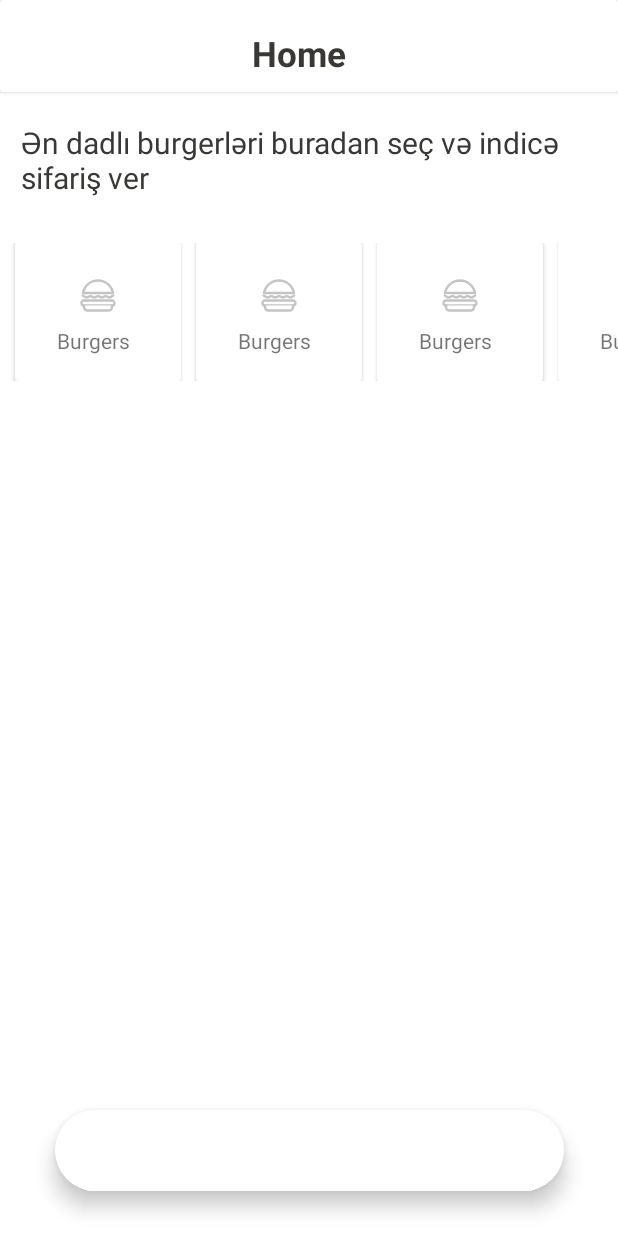
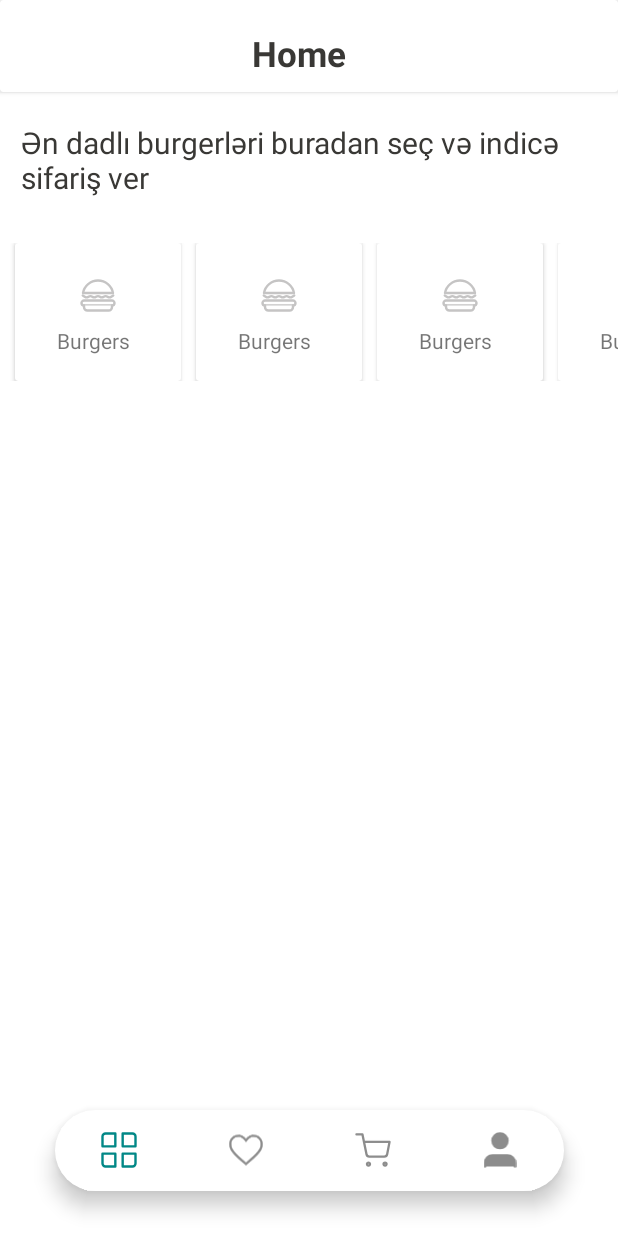
Before and after one commit to akbarlee/Burger-Delivery, an Android app: the screen it shows after launch (MainActivity), on a phone screen of 412 x 824 dp. Run offline under Robolectric (Android 15) with nearby library versions, the phone set to English and light mode, and no system bars; our stand-ins replace Firebase (no records; nobody signed in at launch, a user with empty details on screens opened directly).

Commit message:
# Fixed Bottom Bar Nav unseen icon problem

```diff
--- a/app/src/main/java/com/example/commercial/Adapter/ViewHolder.java
+++ b/app/src/main/java/com/example/commercial/Adapter/ViewHolder.java
@@ -31,7 +31,7 @@ public class ViewHolder extends RecyclerView.ViewHolder {
              }
          });
     }
-     public void setDetails(ViewHolder ctx , String title , String image) {
+     public void setDetails( String title , String image) {
          TextView mTitle = mview.findViewById(R.id.burger_name);
          ImageView mImage = mview.findViewById(R.id.burger_img);
 
--- a/app/src/main/java/com/example/commercial/Fragment/HomeFragment.java
+++ b/app/src/main/java/com/example/commercial/Fragment/HomeFragment.java
@@ -74,7 +74,7 @@ public class HomeFragment extends Fragment {
 
             @Override
             protected void onBindViewHolder(@NonNull ViewHolder holder, int position, @NonNull Product model) {
-                holder.setDetails(holder, model.getTitle() , model.getImage());
+                holder.setDetails(model.getTitle() , model.getImage());
             }
 
             @NonNull
--- a/app/src/main/java/com/example/commercial/MainActivity.java
+++ b/app/src/main/java/com/example/commercial/MainActivity.java
@@ -20,6 +20,8 @@ import android.view.ViewGroup;
 import androidx.cardview.widget.CardView;
 
 import androidx.fragment.app.Fragment;
+import androidx.fragment.app.FragmentManager;
+import androidx.fragment.app.FragmentTransaction;
 import androidx.recyclerview.widget.GridLayoutManager;
 import androidx.recyclerview.widget.LinearLayoutManager;
 import androidx.recyclerview.widget.RecyclerView;
@@ -43,11 +45,6 @@ import com.google.firebase.database.FirebaseDatabase;
 public class MainActivity extends AppCompatActivity  {
 
     LinearLayoutManager mLinearLayoutManager;
-    RecyclerView mRecyclerView;
-    FirebaseDatabase mFirebaseDatabase;
-    DatabaseReference mDatabaseReference;
-    FirebaseRecyclerOptions<Product> options;
-    FirebaseRecyclerAdapter<Product , ViewHolder> firebaseRecyclerAdapter;
     BottomNavigationView bottomNavigationView;
 
 
@@ -57,18 +54,10 @@ public class MainActivity extends AppCompatActivity  {
 
     @Override
     protected void onCreate(Bundle savedInstanceState) {
-        Log.d(TAG,"onCreate");
         super.onCreate(savedInstanceState);
         setContentView(R.layout.activity_main);
-
-  mLinearLayoutManager = new LinearLayoutManager(this);
-        mLinearLayoutManager.setReverseLayout(true);
-        mLinearLayoutManager.setStackFromEnd(true);
-/*
-              mFirebaseDatabase = FirebaseDatabase.getInstance();
-        mRecyclerView = findViewById(R.id.dataList);
-        mDatabaseReference = mFirebaseDatabase.getReference("Products");*/
-
+        bottomNavigationView = findViewById(R.id.bottomNavigationView);
+       fragmentEngineer(new HomeFragment());
 
  /*  b2back = findViewById(R.id.b2back);
         b2back.setFocusable(true);
@@ -81,29 +70,36 @@ public class MainActivity extends AppCompatActivity  {
         b1back.setFocusableInTouchMode(true);
         b1back.requestFocus();*/
 
-        bottomNavigationView = findViewById(R.id.bottomNavigationView);
-       getSupportFragmentManager().beginTransaction().replace(R.id.main_container , new HomeFragment()).commit();
-      bottomNavigationView.setSelectedItemId(R.id.home);
-      bottomNavigationView.setOnItemSelectedListener(item -> {
-          Fragment fragment = null;
+
+  bottomNavigationView.setOnItemSelectedListener(new NavigationBarView.OnItemSelectedListener() {
+      @Override
+      public boolean onNavigationItemSelected(@NonNull MenuItem item) {
           switch (item.getItemId()) {
               case R.id.home:
-                 fragment = new HomeFragment();
+                  fragmentEngineer(new HomeFragment());
                   break;
               case R.id.favorite:
-                 fragment = new SecondFragment();
+                  fragmentEngineer(new SecondFragment());
                   break;
               case R.id.cart:
-                 fragment = new ThirdFragment();
+                  fragmentEngineer(new ThirdFragment());
                   break;
               case R.id.profile:
-                 fragment = new FourthFragment();
+                  fragmentEngineer(new FourthFragment());
                   break;
           }
-          getSupportFragmentManager().beginTransaction().replace(R.id.main_container ,fragment).commit();
           return true;
+      }
   });
 
+
+    }
+
+        private  void fragmentEngineer(Fragment fragment) {
+            FragmentManager fragmentManager = getSupportFragmentManager();
+            FragmentTransaction fragmentTransaction = fragmentManager.beginTransaction();
+            fragmentTransaction.replace(R.id.main_container,fragment);
+            fragmentTransaction.commit();
         }
 
 
@@ -112,6 +108,4 @@ public class MainActivity extends AppCompatActivity  {
 
 
 
-
-
 }
--- a/app/src/main/res/layout/activity_main.xml
+++ b/app/src/main/res/layout/activity_main.xml
@@ -9,19 +9,24 @@
     android:orientation="vertical">
 
 
+
     <com.google.android.material.bottomnavigation.BottomNavigationView
         android:id="@+id/bottomNavigationView"
         android:layout_width="339dp"
         android:layout_height="54dp"
+        android:background="@drawable/rounded_corner"
+        android:layout_marginStart="0dp"
+        android:layout_marginEnd="0dp"
+        app:itemIconTint="@drawable/item_selector"
         android:layout_margin="30dp"
-        android:background="@drawable/rounded_corner"
-        android:elevation="3dp"
-        app:itemIconTint="@drawable/item_selector"
+        app:labelVisibilityMode="unlabeled"
         app:itemRippleColor="@android:color/transparent"
-        app:labelVisibilityMode="unlabeled"
         app:layout_constraintBottom_toBottomOf="parent"
-        app:layout_constraintEnd_toEndOf="parent"
-        app:layout_constraintStart_toStartOf="parent"
-        tools:menu="@menu/bottom_menu" />
+        app:layout_constraintLeft_toLeftOf="parent"
+        app:layout_constraintRight_toRightOf="parent"
+        app:menu="@menu/bottom_menu" />
+
+
+
 
      </androidx.constraintlayout.widget.ConstraintLayout>
--- a/app/src/main/res/layout/fragment_home.xml
+++ b/app/src/main/res/layout/fragment_home.xml
@@ -3,6 +3,7 @@
     xmlns:tools="http://schemas.android.com/tools"
     android:layout_width="match_parent"
     android:layout_height="match_parent"
+
     tools:context=".Fragment.HomeFragment"
     android:orientation="vertical">
 
--- a/app/src/main/res/menu/bottom_menu.xml
+++ b/app/src/main/res/menu/bottom_menu.xml
@@ -2,8 +2,20 @@
 <menu xmlns:android="http://schemas.android.com/apk/res/android">
 
     <item
-        android:id="@+id/home" android:title="Home" android:icon="@drawable/ic_main" />
-    <item android:id="@+id/favorite" android:title="Favorite" android:icon="@drawable/ic_heart_nav" />
-    <item android:id="@+id/cart" android:title="Cart" android:icon="@drawable/ic_cart" />
-    <item android:id="@+id/profile" android:title="Profile" android:icon="@drawable/ic_profile"/>
+        android:id="@+id/home"
+        android:enabled="true"
+        android:title="Home"
+        android:icon="@drawable/ic_main" />
+    <item android:id="@+id/favorite"
+        android:enabled="true"
+        android:title="Favorite"
+        android:icon="@drawable/ic_heart_nav" />
+    <item android:id="@+id/cart"
+        android:title="Cart"
+        android:enabled="true"
+        android:icon="@drawable/ic_cart" />
+    <item android:id="@+id/profile"
+        android:title="Profile"
+        android:enabled="true"
+        android:icon="@drawable/ic_profile"/>
 </menu>
--- a/app/src/main/res/menu/menu.xml
+++ /dev/null
@@ -1,6 +0,0 @@
-<?xml version="1.0" encoding="utf-8"?>
-<menu xmlns:app="http://schemas.android.com/apk/res-auto"
-    xmlns:android="http://schemas.android.com/apk/res/android">
-
-
-</menu>
--- a/app/src/main/res/navigation/my_nav.xml
+++ b/app/src/main/res/navigation/my_nav.xml
@@ -3,12 +3,12 @@
     xmlns:app="http://schemas.android.com/apk/res-auto"
     xmlns:tools="http://schemas.android.com/tools"
     android:id="@+id/my_nav"
-    app:startDestination="@id/home">
+    >
 
     <fragment
-        android:id="@+id/firstFragment"
+        android:id="@+id/home"
         android:name="com.example.commercial.Fragment.HomeFragment"
-        android:label="fragment_first"
+        android:label="fragment_home"
         tools:layout="@layout/fragment_home" />
     <fragment
         android:id="@+id/secondFragment"
--- a/app/src/main/res/values/themes.xml
+++ b/app/src/main/res/values/themes.xml
@@ -1,6 +1,6 @@
 <resources xmlns:tools="http://schemas.android.com/tools">
     <!-- Base application theme. -->
-    <style name="Theme.Commercial" parent="Theme.MaterialComponents.Light.NoActionBar">
+    <style name="Theme.Commercial" parent="Theme.MaterialComponents.DayNight.DarkActionBar">
         <!-- Primary brand color. -->
         <item name="colorPrimary">@color/purple_500</item>
         <item name="colorPrimaryVariant">@color/purple_700</item>
```
Also changed, not shown: app/build.gradle (+3 -4 lines). Lines whose indentation alone changed are shown as unchanged.
